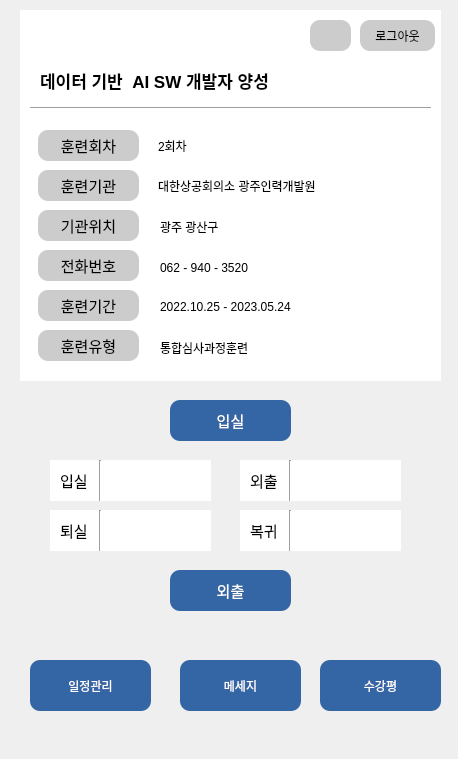
This is check.ui in rabolee/check as Qt 5 draws it before an edit. The edited form follows.
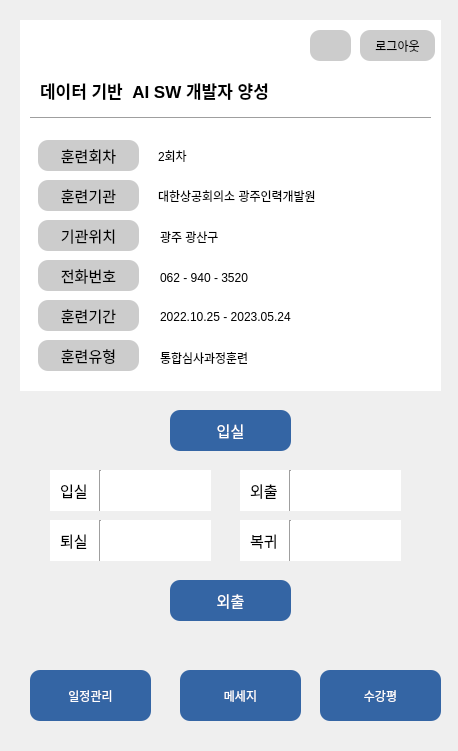
This is the edited form. Icons and pictures are not drawn.

Commit message: 완료_4:14

The edit to the form file:
```diff
--- a/check.ui
+++ b/check.ui
@@ -7,7 +7,7 @@
     <x>0</x>
     <y>0</y>
     <width>458</width>
-    <height>759</height>
+    <height>751</height>
    </rect>
   </property>
   <property name="windowTitle">
@@ -17,7 +17,7 @@
    <property name="geometry">
     <rect>
      <x>10</x>
-     <y>10</y>
+     <y>20</y>
      <width>441</width>
      <height>721</height>
     </rect>
```
The commit also changes 1 other file.
